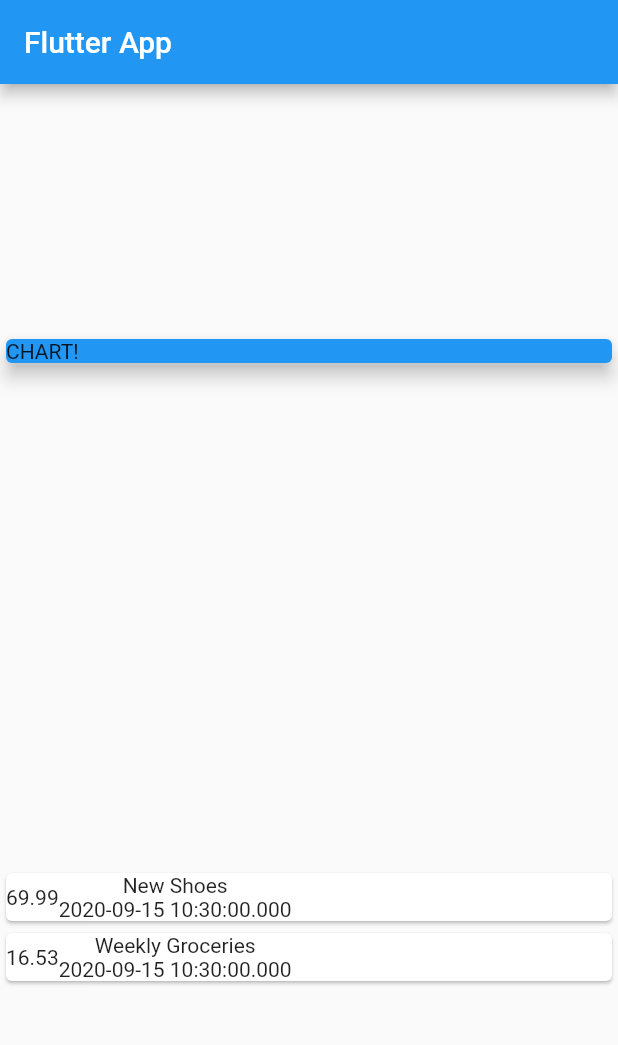
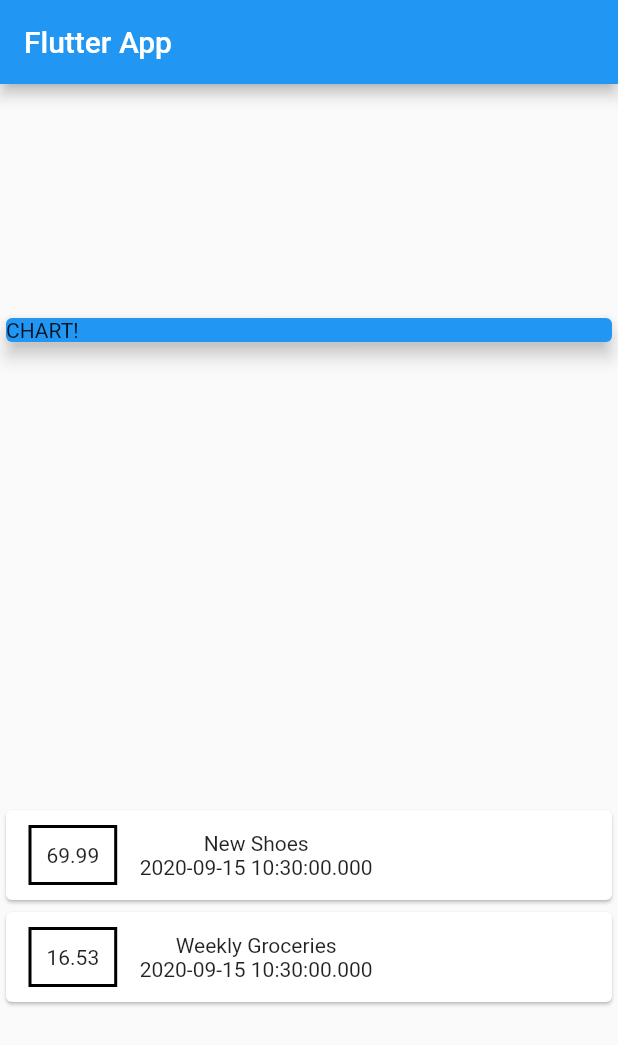
Before and after one commit to suranartnc/flutter-study, a Flutter app: the screen it shows after launch, on a phone screen of 412 x 824 dp. Shown: the top 1045 px of the screen. Run offline on Flutter 3.47's test engine with Material 2 defaults, Android fonts, the phone set to English and light mode, and no system bars.

Commit message:
Add styles to container

```diff
--- a/personalExpenseApp/lib/main.dart
+++ b/personalExpenseApp/lib/main.dart
@@ -45,6 +45,10 @@ class MyHomePage extends StatelessWidget {
                   child: Row(
                 children: <Widget>[
                   Container(
+                    margin: EdgeInsets.symmetric(vertical: 10, horizontal: 15),
+                    decoration: BoxDecoration(
+                        border: Border.all(color: Colors.black, width: 2)),
+                    padding: EdgeInsets.all(10),
                     child: Text(tx.amount.toString()),
                   ),
                   Column(
```
